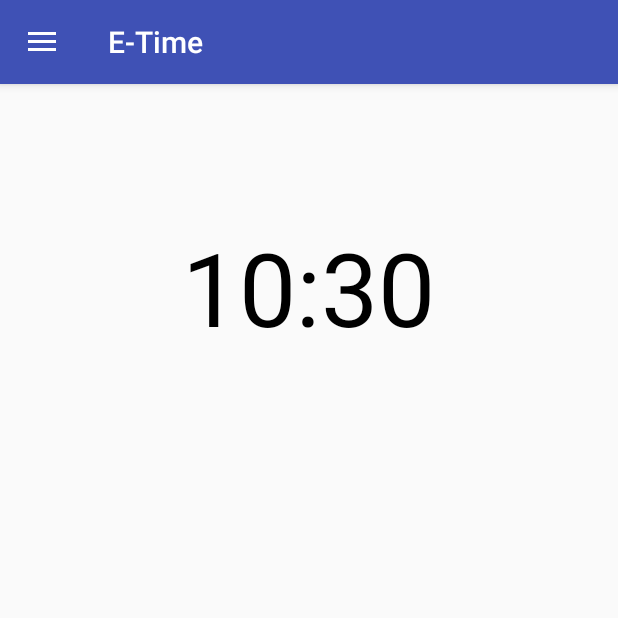
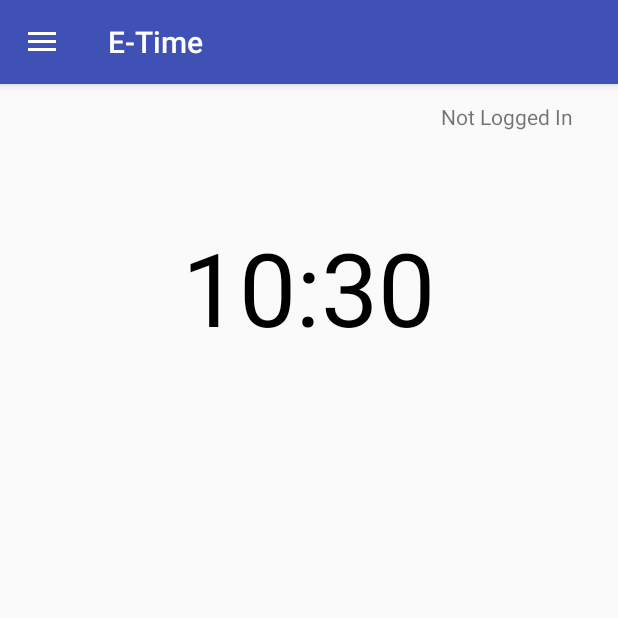
Before and after one commit to dglines/E-Time, an Android app: the screen it shows after launch (MainActivity), on a phone screen of 412 x 824 dp, the top half of it. Run offline under Robolectric (Android 15) with nearby library versions, the phone set to English and light mode, and no system bars; libraries missing offline, so code that uses them is left out: com.facebook, com.facebook.login; plain views replace LoginButton; 5 statements that could not run were skipped.

Commit message:
Login fixes

```diff
--- a/app/src/main/java/edu/tacoma/uw/css/group7/e_time/MainActivity.java
+++ b/app/src/main/java/edu/tacoma/uw/css/group7/e_time/MainActivity.java
@@ -12,6 +12,8 @@ import android.support.v7.app.AppCompatActivity;
 import android.os.Bundle;
 import android.view.MenuItem;
 import android.view.View;
+import android.widget.EditText;
+import android.widget.TextView;
 import android.widget.Toast;
 
 import com.facebook.AccessToken;
@@ -56,6 +58,16 @@ public class MainActivity extends AppCompatActivity implements RecentFragment.On
         super.onCreate(savedInstanceState);
         setContentView(R.layout.activity_main);
         final LoginButton loginButton = (LoginButton) findViewById(R.id.fblogin_button);
+
+
+        String extra = getIntent().getStringExtra("userId");
+
+        if (extra != null && extra.length() > 0)    {
+            mUserId = extra;
+            mLoggedIn = true;
+        } else  {
+            mLoggedIn = false;
+        }
 
         // begin by launching home fragment
         MainFragment mainFragment = new MainFragment();
@@ -210,6 +222,7 @@ public class MainActivity extends AppCompatActivity implements RecentFragment.On
         Intent intent = new Intent(this, TimerActivity.class);
         intent.putExtra(lenTitle, length);
         intent.putExtra(termTitle, searchTerm);
+        intent.putExtra("userId", mUserId);
         startActivity(intent);
 
 
@@ -217,7 +230,16 @@ public class MainActivity extends AppCompatActivity implements RecentFragment.On
 
     public void newTimer(View view)   {
         Intent intent = new Intent(this, TimerActivity.class);
+        intent.putExtra("userId", mUserId);
         startActivity(intent);
 
     }
+
+    public String getUserId()   {
+        return mUserId;
+    }
+
+    public void setUserId(String userId) {
+        this.mUserId = userId;
+    }
 }
--- a/app/src/main/java/edu/tacoma/uw/css/group7/e_time/MainFragment.java
+++ b/app/src/main/java/edu/tacoma/uw/css/group7/e_time/MainFragment.java
@@ -38,11 +38,15 @@ public class MainFragment extends Fragment {
 
     private Activity mActivity;
 
+    private TextView mLoginText;
+
     private CallbackManager callbackManager;
 
     private OnFragmentInteractionListener mListener;
 
     private Thread mClock;
+
+
 
     public MainFragment() {
         // Required empty public constructor
@@ -102,6 +106,15 @@ public class MainFragment extends Fragment {
 
         final View v = inflater.inflate(R.layout.fragment_main, container, false);
 
+        mLoginText = (TextView) v.findViewById(R.id.login_text);
+
+        String user = ((MainActivity)mActivity).getUserId();
+
+        if (user.length() > 0)  {
+            mLoginText.setText("Hi " + user);
+        } else  {
+            mLoginText.setText("Not Logged In");
+        }
 
         // thread used to update clock display
         mClock = new Thread()    {
--- a/app/src/main/java/edu/tacoma/uw/css/group7/e_time/RecentFragment.java
+++ b/app/src/main/java/edu/tacoma/uw/css/group7/e_time/RecentFragment.java
@@ -101,7 +101,8 @@ public class RecentFragment extends Fragment {
             // meneka says to remove this
            // mRecyclerView.setAdapter(new MyvideoRecyclerViewAdapter(mRecentsList, mListener));
             RecentAsyncTask recentAsyncTask = new RecentAsyncTask();
-            recentAsyncTask.execute(new String[]{RECENT_URL});
+            recentAsyncTask.execute(new String[]{BASE_URL + ((MainActivity)getActivity()).getUserId()});
+            Toast.makeText(context,BASE_URL + ((MainActivity)getActivity()).getUserId(), Toast.LENGTH_LONG).show();
         }
         return view;
     }
--- a/app/src/main/java/edu/tacoma/uw/css/group7/e_time/authenticate/SignInActivity.java
+++ b/app/src/main/java/edu/tacoma/uw/css/group7/e_time/authenticate/SignInActivity.java
@@ -8,6 +8,7 @@ import edu.tacoma.uw.css.group7.e_time.MainActivity;
 import edu.tacoma.uw.css.group7.e_time.R;
 
 public class SignInActivity extends AppCompatActivity implements LoginFragment.LoginInteractionListener {
+
 
     @Override
     protected void onCreate(Bundle savedInstanceState) {
@@ -23,7 +24,11 @@ public class SignInActivity extends AppCompatActivity implements LoginFragment.L
     @Override
     public void login(String email, String pwd) {
         Intent intent = new Intent(this, MainActivity.class);
+        intent.addFlags(Intent.FLAG_ACTIVITY_CLEAR_TOP | Intent.FLAG_ACTIVITY_NEW_TASK);
+        intent.putExtra("userId", email);
         startActivity(intent);
+
         this.finish();
     }
+
 }
--- a/app/src/main/res/layout/fragment_main.xml
+++ b/app/src/main/res/layout/fragment_main.xml
@@ -26,4 +26,14 @@
         android:layout_marginBottom="50dp"
         android:onClick="newTimer"
         android:text="New Timer" />
+
+    <TextView
+        android:id="@+id/login_text"
+        android:layout_width="wrap_content"
+        android:layout_height="wrap_content"
+        android:layout_alignParentEnd="true"
+        android:layout_alignParentTop="true"
+        android:layout_marginEnd="30dp"
+        android:layout_marginTop="12dp"
+        android:text="Not Logged In" />
 </RelativeLayout>
```
Also changed, not shown: app/src/main/java/edu/tacoma/uw/css/group7/e_time/TimerActivity.java (+4 -3 lines), app/src/main/java/edu/tacoma/uw/css/group7/e_time/authenticate/LoginFragment.java (+17 -6 lines), 1 other file.
